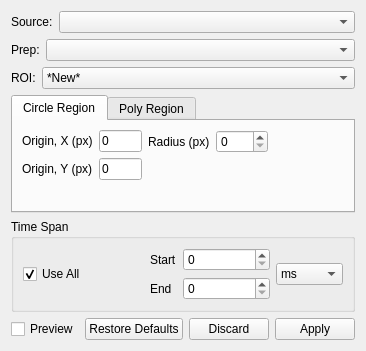
The window that src/ui/KairoSightWidgetIsolate.ui (kairosight/KairoSight) describes before a commit, drawn with Qt 5.
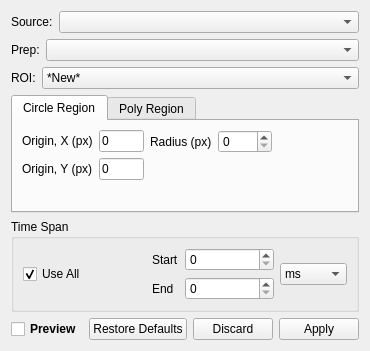
The same window after the commit. Custom widgets are drawn as their Qt base class.

```diff
--- a/src/ui/KairoSightWidgetIsolate.ui
+++ b/src/ui/KairoSightWidgetIsolate.ui
@@ -126,6 +126,12 @@
      <property name="enabled">
       <bool>true</bool>
      </property>
+     <property name="maximumSize">
+      <size>
+       <width>350</width>
+       <height>16777215</height>
+      </size>
+     </property>
      <property name="currentIndex">
       <number>0</number>
      </property>
@@ -361,6 +367,14 @@
     <layout class="QHBoxLayout" name="horizontalLayout">
      <item>
       <widget class="QCheckBox" name="checkBoxPreview">
+       <property name="font">
+        <font>
+         <weight>75</weight>
+         <italic>false</italic>
+         <bold>true</bold>
+         <underline>false</underline>
+        </font>
+       </property>
        <property name="text">
         <string>Preview</string>
        </property>
```
